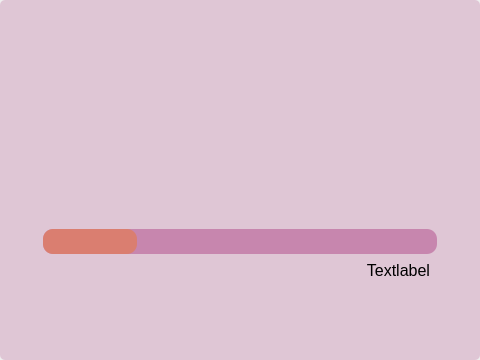
First picture: the form in splashscreen_for_app.ui, repository Enjoy-Maity/new_ui_for_CS_Core, before the edit.
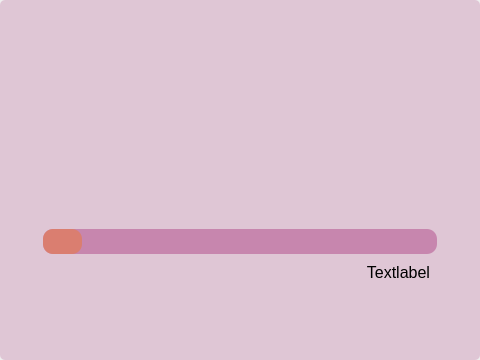
Second picture: the form after the edit. Icons and pictures are not drawn.

Diff of the .ui file:
```diff
--- a/splashscreen_for_app.ui
+++ b/splashscreen_for_app.ui
@@ -32,7 +32,7 @@
    <string>Form</string>
   </property>
   <property name="styleSheet">
-   <string notr="true">#splashscreen_for_app{border:none;
+   <string notr="true">#splashscreen_for_App{border:none;
 margin:none;
 padding:none;
 background:none;}
@@ -256,7 +256,7 @@
              <number>0</number>
             </property>
             <property name="value">
-             <number>24</number>
+             <number>10</number>
             </property>
             <property name="alignment">
              <set>Qt::AlignmentFlag::AlignJustify|Qt::AlignmentFlag::AlignVCenter</set>
@@ -310,13 +310,13 @@
             <property name="minimumSize">
              <size>
               <width>189</width>
-              <height>12</height>
+              <height>25</height>
              </size>
             </property>
             <property name="maximumSize">
              <size>
               <width>16777215</width>
-              <height>20</height>
+              <height>25</height>
              </size>
             </property>
             <property name="baseSize">
```
